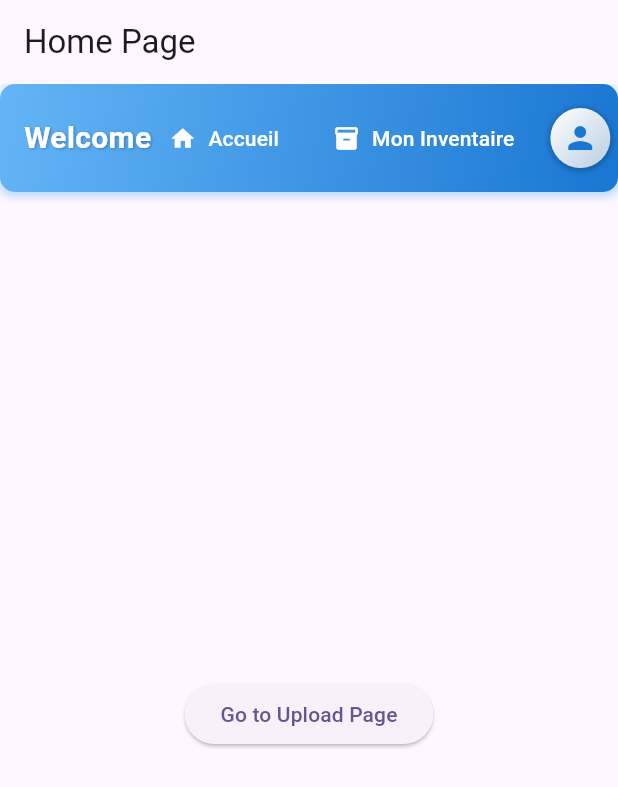
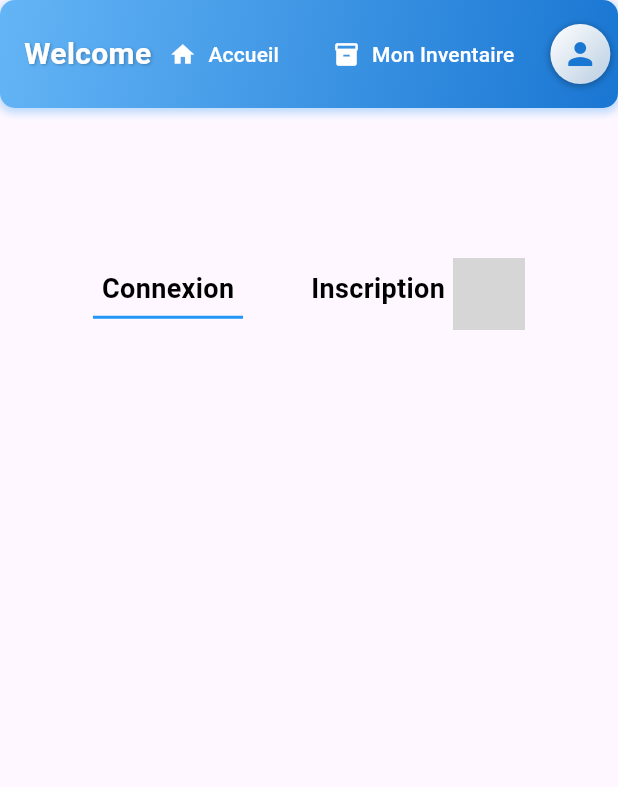
Before and after one commit to ThomasPierrickHenry/Bubu.io, a Flutter app: the screen it shows after launch, on a phone screen of 412 x 824 dp. Shown: the top 787 px of the screen. Run offline on Flutter 3.47's test engine with Material 3 defaults, Android fonts, the phone set to English and light mode, and no system bars; our stand-ins replace file_picker; statements that could not run were skipped; grey boxes are pictures that could not be loaded.

Commit message:
Inscription

```diff
--- /dev/null
+++ b/flutter_application_1/lib/components/formulaire.dart
@@ -0,0 +1,59 @@
+
+
+import 'package:flutter/material.dart';
+
+class Formulaire {
+  String? nom;
+  String? prenom;
+  String? email;
+  String? pays;
+
+  Formulaire(
+    Container({
+      Container(
+        child: TextField(
+          decoration: InputDecoration(
+            labelText: 'Nom',
+            border: OutlineInputBorder(),
+          ),
+          onChanged: (value) {
+            nom = value;
+          },
+        ),
+      ),
+      Container(
+        child: TextField(
+          decoration: InputDecoration(
+            labelText: 'Prénom',
+            border: OutlineInputBorder(),
+          ),
+          onChanged: (value) {
+            prenom = value;
+          },
+        ),
+      ),
+      Container(
+        child: TextField(
+          decoration: InputDecoration(
+            labelText: 'Email',
+            border: OutlineInputBorder(),
+          ),
+          onChanged: (value) {
+            email = value;
+          },
+        ),
+      ),
+      Container(
+        child: TextField(
+          decoration: InputDecoration(
+            labelText: 'Pays',
+            border: OutlineInputBorder(),
+          ),
+          onChanged: (value) {
+            pays = value;
+          },
+        ),
+      ),
+    }),
+  );
+}
--- a/flutter_application_1/lib/pages/home.dart
+++ b/flutter_application_1/lib/pages/home.dart
@@ -1,10 +1,7 @@
+import 'package:flutter_application_1/pages/homeConnect.dart';
 
-import 'package:flutter_application_1/pages/upload.dart';
 import 'package:flutter_application_1/widgets/header.dart';
 import 'package:flutter/material.dart';
-
-
-
 
 class HomePage extends StatelessWidget {
   const HomePage({super.key});
@@ -12,7 +9,6 @@ class HomePage extends StatelessWidget {
   @override
   Widget build(BuildContext context) {
     return Scaffold(
-      appBar: AppBar(title: const Text("Home Page")),
       body: Column(
         children: [
           HeaderWidget(
@@ -23,18 +19,9 @@ class HomePage extends StatelessWidget {
               );
             },
           ),
-          Expanded(
-            child: Center(
-              child: ElevatedButton(
-                onPressed: () {
-                  Navigator.push(
-                    context,
-                    MaterialPageRoute(builder: (context) => const UploadPage()),
-                  );
-                },
-                child: const Text("Go to Upload Page"),
-              ),
-            ),
+          Align(
+            alignment: Alignment.topCenter,
+            child:  MainDashboard(),
           ),
         ],
       ),
--- /dev/null
+++ b/flutter_application_1/lib/pages/homeConnect.dart
@@ -0,0 +1,85 @@
+import 'package:flutter/material.dart';
+
+class MainDashboard extends StatefulWidget {
+  @override
+  _MainDashboardState createState() => _MainDashboardState();
+}
+
+class _MainDashboardState extends State<MainDashboard> {
+  bool isLoginSelected = true;
+
+  @override
+  Widget build(BuildContext context) {
+    return Padding(
+      padding: EdgeInsets.only(top: 100),
+      child: Column(
+        mainAxisAlignment: MainAxisAlignment.center,
+        children: [
+          Row(
+            mainAxisAlignment: MainAxisAlignment.center,
+            children: [
+              GestureDetector(
+                onTap: () {
+                  setState(() {
+                    isLoginSelected = true;
+                  });
+                },
+                child: Column(
+                  children: [
+                    Text(
+                      "Connexion",
+                      style: TextStyle(
+                        fontSize: 18,
+                        fontWeight: FontWeight.bold,
+                        color: Colors.black,
+                      ),
+                    ),
+                    AnimatedContainer(
+                      duration: Duration(milliseconds: 300), // Animation fluide
+                      margin: EdgeInsets.only(top: 5),
+                      height: 2,
+                      width: 100,
+                      color: isLoginSelected ? Colors.blue : Colors.transparent,
+                    ),
+                  ],
+                ),
+              ),
+              SizedBox(width: 40),
+              GestureDetector(
+                onTap: () {
+                  setState(() {
+                    isLoginSelected = false;
+                  });
+                },
+                child: Column(
+                  children: [
+                    Text(
+                      "Inscription",
+                      style: TextStyle(
+                        fontSize: 18,
+                        fontWeight: FontWeight.bold,
+                        color: Colors.black,
+                      ),
+                    ),
+                    AnimatedContainer(
+                      duration: Duration(milliseconds: 300), // Animation fluide
+                      margin: EdgeInsets.only(top: 5),
+                      height: 2,
+                      width: 100,
+                      color: !isLoginSelected ? Colors.blue : Colors.transparent,
+                    ),
+                  ],
+                ),
+              ),
+              if (!isLoginSelected){
+                  Formulaire(),
+                 }
+
+              ),
+            ],
+          ),
+        ],
+      ),
+    );
+  }
+}
--- a/flutter_application_1/lib/pages/upload.dart
+++ b/flutter_application_1/lib/pages/upload.dart
@@ -3,7 +3,7 @@ import 'package:file_picker/file_picker.dart';
 import 'package:flutter_application_1/widgets/MyButton.dart';
 
 class UploadPage extends StatefulWidget {
-  const UploadPage({super.key});
+  const UploadPage({super.key, required Null Function() onUploadComplete});
 
   @override
   _UploadPageState createState() => _UploadPageState();
--- a/flutter_application_1/lib/widgets/MyButton.dart
+++ b/flutter_application_1/lib/widgets/MyButton.dart
@@ -1,7 +1,7 @@
 import 'package:flutter/material.dart';
 
 class MyButton extends StatefulWidget {
-  MyButton() {
+  MyButton({super.key}) {
     // Constructeur de la classe MyButton
   }
 
@@ -18,8 +18,7 @@ class _MyButtonState extends State<MyButton> {
   @override
   Widget build(BuildContext context) {
     return ElevatedButton(
-      onPressed: _fonctionVide, // Appel de la fonction vide ici
-      child: Text("Envoyée"),
+      onPressed: _fonctionVide,
       style: ElevatedButton.styleFrom(
         foregroundColor: Colors.white, backgroundColor: Colors.blue, // Couleur du texte sur le bouton
         shape: RoundedRectangleBorder( // Forme du bouton (ici, coins arrondis)
@@ -27,7 +26,8 @@ class _MyButtonState extends State<MyButton> {
         ),
         padding: EdgeInsets.symmetric(horizontal: 20, vertical: 12), // Padding
         elevation: 5, // Ombre portée
-      ),
+      ), // Appel de la fonction vide ici
+      child: Text("Envoyée"),
     );
   }
 }
```
